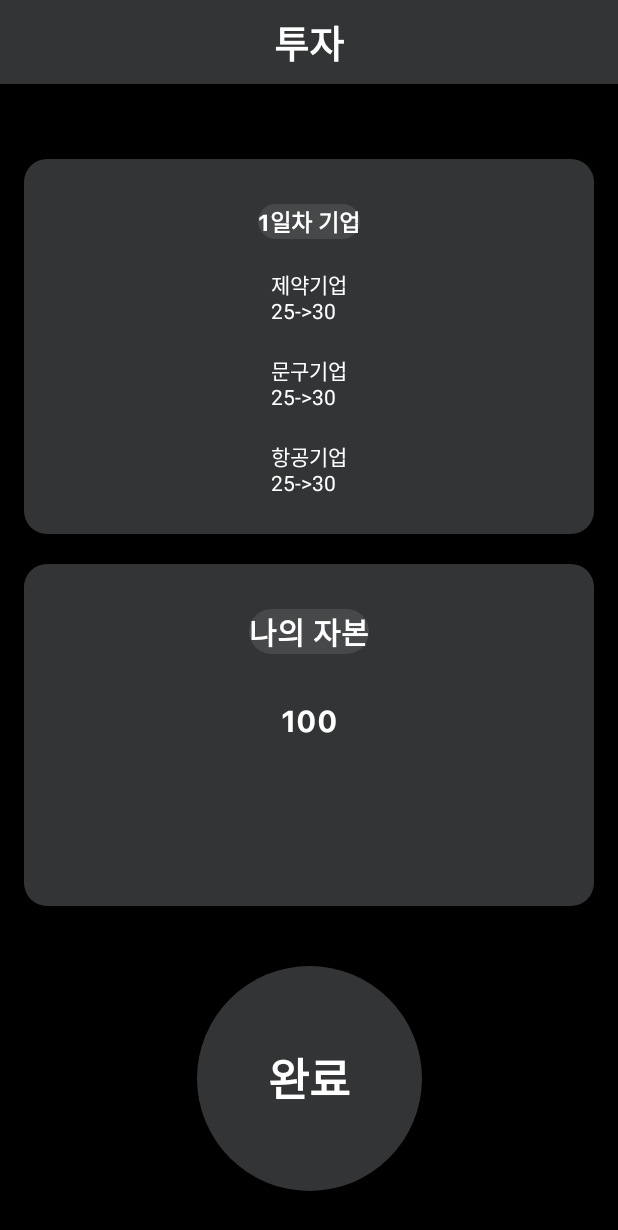
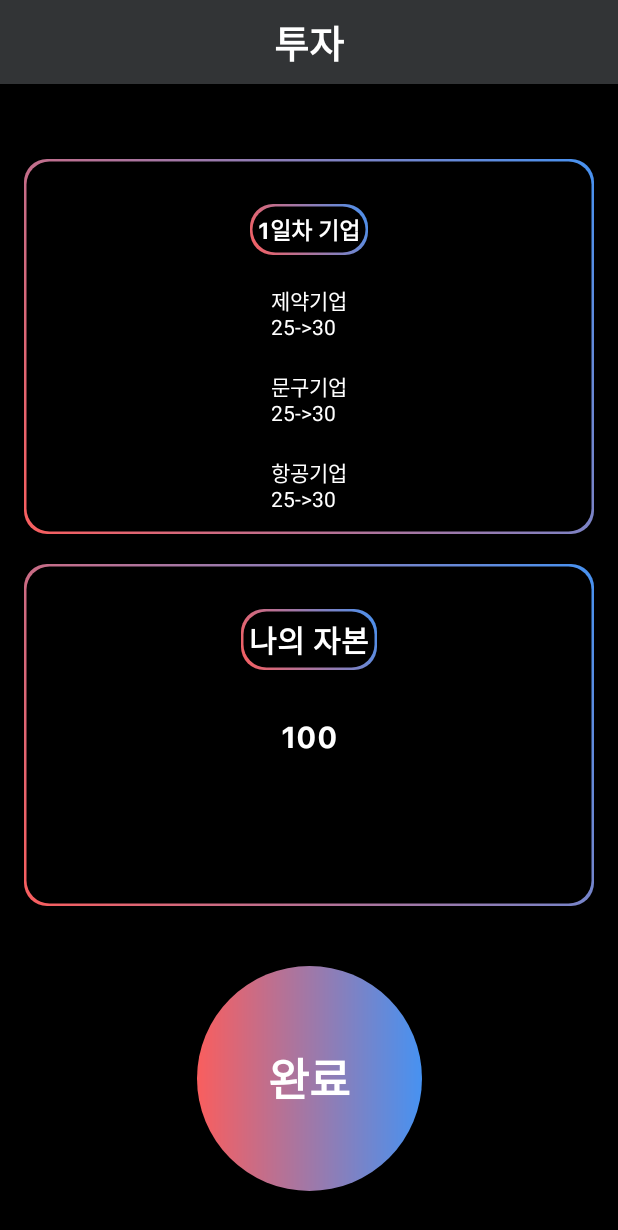
Before and after one commit to Bitda2022/cee_android, an Android app: the InvestResultActivity screen opened directly, with no data from a screen before it, on a phone screen of 412 x 824 dp. Shown: the top 1230 px of the screen. Run offline under Robolectric (Android 15) with nearby library versions, the phone set to English and light mode, and no system bars.

Commit message:
docs: xml theme change

```diff
--- a/app/src/main/res/drawable/buttom_round.xml
+++ b/app/src/main/res/drawable/buttom_round.xml
@@ -2,8 +2,10 @@
 <shape xmlns:android="http://schemas.android.com/apk/res/android"
     android:shape="oval">
     <stroke android:color="@color/semi_gray" >
-
     </stroke>
-    <solid android:color="@color/gray" />
+    <gradient
+        android:type="linear"
+        android:startColor="@color/buttonpink"
+        android:endColor="@color/buttonblue" />
 
 </shape>
--- a/app/src/main/res/drawable/button_rectangle.xml
+++ b/app/src/main/res/drawable/button_rectangle.xml
@@ -1,9 +1,7 @@
 <?xml version="1.0" encoding="utf-8"?>
-<shape xmlns:android="http://schemas.android.com/apk/res/android"
-    android:padding="10dp"
-    android:shape="rectangle" >
-    <solid android:color="@color/gray" />
-    <stroke android:color="@color/semi_gray"/>
-    <corners
-        android:radius="15dp" />
-</shape>
+<layer-list xmlns:android="http://schemas.android.com/apk/res/android">
+
+<item android:drawable="@drawable/button_rectangle_color"/>
+<item android:drawable="@drawable/button_rectangle_stroke" />
+
+</layer-list>
--- /dev/null
+++ b/app/src/main/res/drawable/button_rectangle_color.xml
@@ -0,0 +1,7 @@
+<shape xmlns:android="http://schemas.android.com/apk/res/android">
+    <gradient
+        android:startColor="@color/buttonpink"
+        android:endColor="@color/buttonblue"
+        android:angle="45"/>
+    <corners android:radius="15dp" />
+</shape>
--- /dev/null
+++ b/app/src/main/res/drawable/button_rectangle_stroke.xml
@@ -0,0 +1,9 @@
+<?xml version="1.0" encoding="utf-8"?>
+<shape xmlns:android="http://schemas.android.com/apk/res/android"
+    android:shape="rectangle">
+    <stroke
+        android:width="3dp"
+        android:color="@color/transparent" />
+    <solid android:color="@color/black"/>
+    <corners android:radius="15dp" />
+</shape>
--- a/app/src/main/res/drawable/menu_selector_color.xml
+++ b/app/src/main/res/drawable/menu_selector_color.xml
@@ -1,6 +1,6 @@
 <?xml version="1.0" encoding="utf-8"?>
 <selector xmlns:android="http://schemas.android.com/apk/res/android">
-    <item android:color="#017AFF" android:state_checked="true" />
-    <item android:color="#FFFFFF" android:state_checked="false" />
+    <item android:color="@color/buttonblue" android:state_checked="true" />
+    <item android:color="@color/white" android:state_checked="false" />
 
 </selector>
--- a/app/src/main/res/layout/activity_finish_quiz.xml
+++ b/app/src/main/res/layout/activity_finish_quiz.xml
@@ -42,7 +42,7 @@
         app:layout_constraintBottom_toBottomOf="parent"
         app:layout_constraintTop_toBottomOf="@id/activity_finish_quiz_correct_cnt_tv"
         android:fontFamily="@font/sf_bold"
-        android:textSize="30dp"
+        android:textSize="25dp"
         android:text="퀴즈\n종료"
         android:textColor="@color/white"
         android:background="@drawable/buttom_round"
--- a/app/src/main/res/layout/activity_invest_result.xml
+++ b/app/src/main/res/layout/activity_invest_result.xml
@@ -50,10 +50,12 @@
                 android:layout_width="wrap_content"
                 android:layout_height="wrap_content"
                 android:layout_marginTop="30dp"
-                android:background="@drawable/ic_rectangle_gray"
+                android:background="@drawable/button_rectangle"
+                android:padding="5dp"
                 app:layout_constraintEnd_toEndOf="parent"
                 app:layout_constraintStart_toStartOf="parent"
-                app:layout_constraintTop_toTopOf="parent">
+                app:layout_constraintTop_toTopOf="parent"
+                >
 
                 <TextView
                     android:id="@+id/activity_invest_result_day_of_result_tv"
@@ -134,7 +136,8 @@
                 android:layout_width="wrap_content"
                 android:layout_height="wrap_content"
                 android:layout_marginTop="30dp"
-                android:background="@drawable/ic_rectangle_gray"
+                android:background="@drawable/button_rectangle"
+                android:padding="5dp"
                 app:layout_constraintEnd_toEndOf="parent"
                 app:layout_constraintStart_toStartOf="parent"
                 app:layout_constraintTop_toTopOf="parent">
--- a/app/src/main/res/layout/activity_main.xml
+++ b/app/src/main/res/layout/activity_main.xml
@@ -28,6 +28,6 @@
         app:layout_constraintBottom_toBottomOf="parent"
         app:layout_constraintEnd_toEndOf="parent"
         app:layout_constraintStart_toStartOf="parent"
-        app:menu="@menu/bottom_nav_menu"/>
+        app:menu="@menu/bottom_nav_menu" />
 
 </androidx.constraintlayout.widget.ConstraintLayout>
--- a/app/src/main/res/layout/activity_quiz.xml
+++ b/app/src/main/res/layout/activity_quiz.xml
@@ -10,11 +10,9 @@
         app:layout_constraintEnd_toEndOf="parent"
         app:layout_constraintTop_toTopOf="parent"
         android:layout_marginTop="100dp"
-
         android:text="@string/quiz_number"
         android:fontFamily="@font/sf_bold"
         android:textSize="30dp"
-
         android:textColor="@color/white"
         android:layout_width="wrap_content"
         android:layout_height="wrap_content">
--- a/app/src/main/res/layout/fragment_invest_select.xml
+++ b/app/src/main/res/layout/fragment_invest_select.xml
@@ -24,6 +24,7 @@
             android:text="1일차"
             android:textColor="@color/white"
             android:textSize="30dp"
+            android:fontFamily="@font/sf_bold"
             app:layout_constraintEnd_toEndOf="parent"
             app:layout_constraintStart_toStartOf="parent"
             app:layout_constraintTop_toTopOf="parent">
@@ -39,6 +40,7 @@
             android:text="매도/ 매수 할 주식을 선택해주세요"
             android:textColor="@color/white"
             android:textSize="25dp"
+            android:fontFamily="@font/sf_semibold"
             app:layout_constraintEnd_toEndOf="parent"
             app:layout_constraintStart_toStartOf="parent"
             app:layout_constraintTop_toBottomOf="@id/fragment_invest_select_day_tv">
@@ -54,6 +56,7 @@
             android:text="보유 코인 : 100코인"
             android:textColor="@color/white"
             android:textSize="25dp"
+            android:fontFamily="@font/sf_semibold"
             app:layout_constraintEnd_toEndOf="parent"
             app:layout_constraintStart_toStartOf="parent"
             app:layout_constraintTop_toBottomOf="@id/fragment_invest_select_info_tv">
--- a/app/src/main/res/layout/fragment_study.xml
+++ b/app/src/main/res/layout/fragment_study.xml
@@ -58,7 +58,7 @@
         android:textSize="19dp"
         android:textColor="@color/white"
         android:fontFamily="@font/sf_regular"
-        android:background="@drawable/button_rectangle"
+        android:background="@drawable/button_rectangle_color"
         android:id="@+id/study_continue_btn"/>
 
     <Button
@@ -72,7 +72,7 @@
         android:textSize="19dp"
         android:textColor="@color/white"
         android:fontFamily="@font/sf_regular"
-        android:background="@drawable/button_rectangle"
+        android:background="@drawable/button_rectangle_color"
         android:id="@+id/study_see_list_btn"/>
 
 </androidx.constraintlayout.widget.ConstraintLayout>
--- a/app/src/main/res/values/colors.xml
+++ b/app/src/main/res/values/colors.xml
@@ -14,4 +14,6 @@
     <color name="light_gray">#BBBBBB</color>
     <color name="line">#9B9B9B</color>
     <color name="transparent">#00000000</color>
+    <color name="buttonpink">#F95E5E</color>
+    <color name="buttonblue">#4792F1</color>
 </resources>
```
Also changed, not shown: app/src/main/res/layout/fragment_invest.xml (+17 -7 lines), app/src/main/res/layout/fragment_quiz_setting.xml (+4 -4 lines), app/src/main/res/layout/item_term.xml (+4 -3 lines), app/src/main/res/layout/term_info_dialog.xml (+11 -8 lines), app/src/main/res/drawable-v24/daysinvest.png (added).
